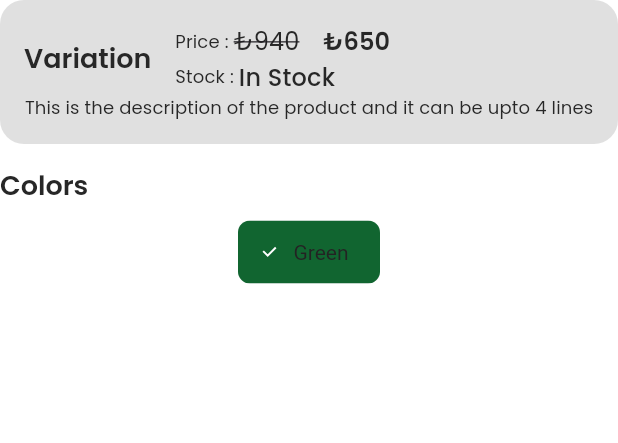
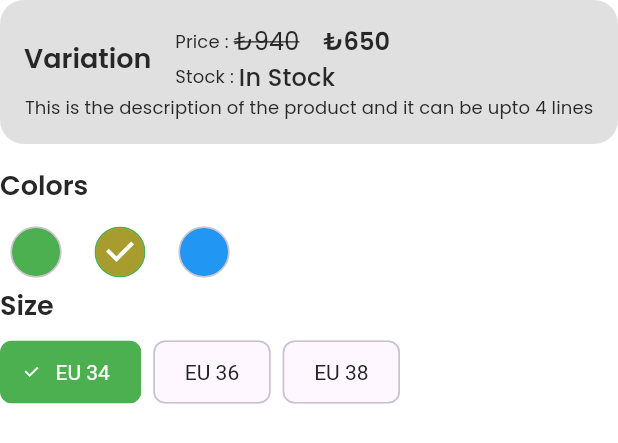
Before and after one commit to Briankurtish/HazeUpp, a Flutter app: the ProductAttributes widget shown alone on an empty page, opened directly, on a phone screen of 412 x 824 dp. Shown: the top 443 px of the screen. Run offline on Flutter 3.47's test engine with Material 3 defaults, Android fonts, the phone set to English and light mode, and no system bars; our stand-ins replace carousel_slider, get, get_storage, iconsax, logger, smooth_page_indicator; accounts and stored records are empty; project files that could hold a hidden picture were left out.

Commit message:
added product variation UI

```diff
--- /dev/null
+++ b/hazeupp/lib/common/widgets/chips/choice_chip.dart
@@ -0,0 +1,39 @@
+import 'package:flutter/material.dart';
+import 'package:hazeupp/common/widgets/custom_shapes/container/circular_container.dart';
+import 'package:hazeupp/utils/constants/colors.dart';
+import 'package:hazeupp/utils/helpers/helper_functions.dart';
+
+class TChoiceChip extends StatelessWidget {
+  const TChoiceChip({
+    super.key,
+    required this.text,
+    required this.selected,
+    this.onSelected,
+  });
+
+  final String text;
+  final bool selected;
+  final void Function(bool)? onSelected;
+
+  @override
+  Widget build(BuildContext context) {
+    final isColor = THelperFunctions.getColor(text) != null;
+    return ChoiceChip(
+      label: isColor ? const SizedBox() : Text(text),
+      selected: selected,
+      onSelected: onSelected,
+      labelStyle: TextStyle(color: selected ? TColors.white : null),
+      avatar: isColor
+          ? TCircularConatiner(
+              width: 50,
+              height: 50,
+              backgroundColor: THelperFunctions.getColor(text)!)
+          : null,
+      shape: isColor ? const CircleBorder() : null,
+      backgroundColor: isColor ? THelperFunctions.getColor(text)! : null,
+      labelPadding: isColor ? const EdgeInsets.all(0) : null,
+      padding: isColor ? const EdgeInsets.all(0) : null,
+      selectedColor: Colors.green,
+    );
+  }
+}
--- a/hazeupp/lib/features/shop/screens/product_details/widget/product_attribute.dart
+++ b/hazeupp/lib/features/shop/screens/product_details/widget/product_attribute.dart
@@ -1,6 +1,7 @@
 import 'dart:io';
 
 import 'package:flutter/material.dart';
+import 'package:hazeupp/common/widgets/chips/choice_chip.dart';
 import 'package:hazeupp/common/widgets/custom_shapes/container/rounded_container.dart';
 import 'package:hazeupp/common/widgets/texts/section_heading.dart';
 import 'package:hazeupp/common/widgets/texts/t_product_price_text.dart';
@@ -80,13 +81,39 @@ class ProductAttributes extends StatelessWidget {
 
         // Attribues
         Column(
+          crossAxisAlignment: CrossAxisAlignment.start,
           children: [
             const TSectionHeading(title: "Colors", showActionButton: false),
             const SizedBox(height: TSizes.spaceBtwItems / 2),
-            ChoiceChip(
-              label: Text("Green"),
-              selected: true,
-              onSelected: (value) {},
+            Wrap(
+              spacing: 8,
+              children: [
+                TChoiceChip(
+                    text: 'Green', selected: false, onSelected: (value) {}),
+                TChoiceChip(
+                    text: 'Yellow', selected: true, onSelected: (value) {}),
+                TChoiceChip(
+                    text: 'Blue', selected: false, onSelected: (value) {}),
+              ],
+            ),
+          ],
+        ),
+
+        Column(
+          crossAxisAlignment: CrossAxisAlignment.start,
+          children: [
+            const TSectionHeading(title: "Size", showActionButton: false),
+            const SizedBox(height: TSizes.spaceBtwItems / 2),
+            Wrap(
+              spacing: 8,
+              children: [
+                TChoiceChip(
+                    text: 'EU 34', selected: true, onSelected: (value) {}),
+                TChoiceChip(
+                    text: 'EU 36', selected: false, onSelected: (value) {}),
+                TChoiceChip(
+                    text: 'EU 38', selected: false, onSelected: (value) {}),
+              ],
             ),
           ],
         ),
```
